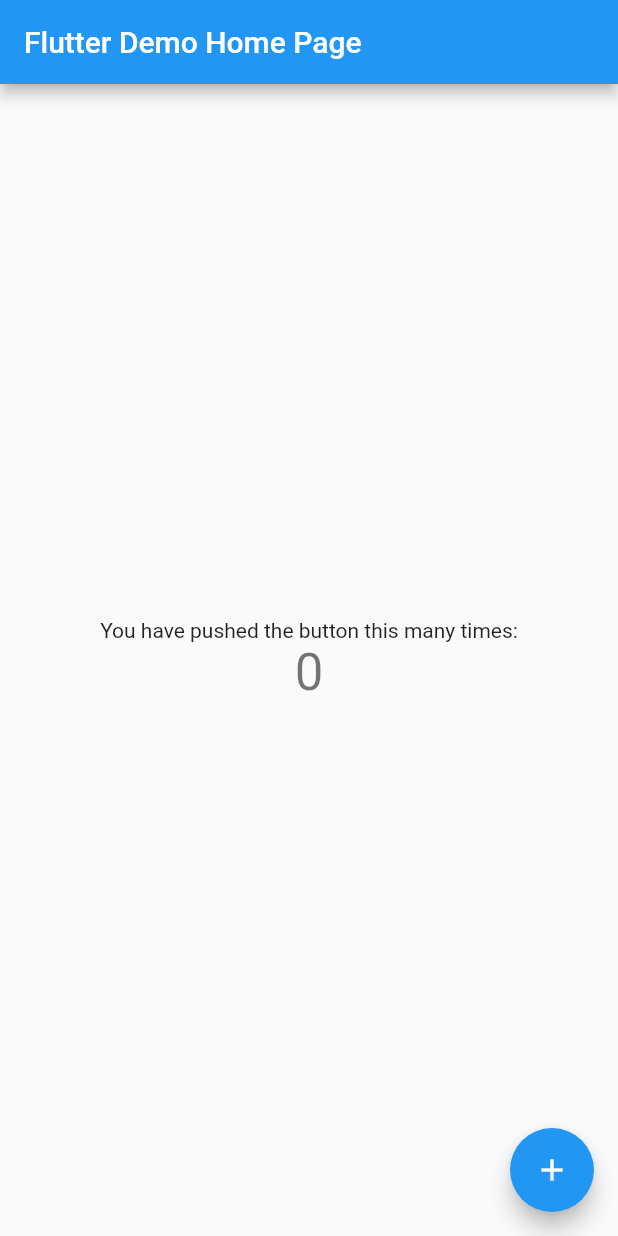
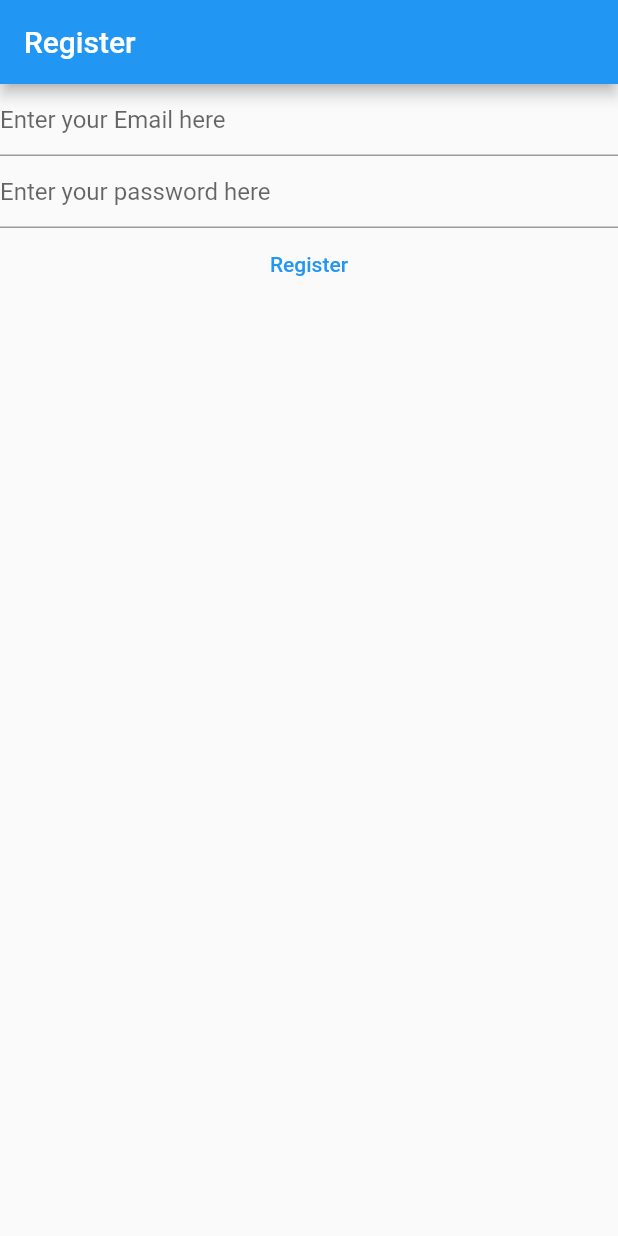
Before and after one commit to declanquinn00/Flutter-Freecodecamp-Course-Development, a Flutter app: the screen it shows after launch, on a phone screen of 412 x 824 dp. Run offline on Flutter 3.47's test engine with Material 2 defaults, Android fonts, the phone set to English and light mode, and no system bars; our stand-ins replace firebase_auth, firebase_core; accounts and stored records are empty.

Commit message:
Created a user login screen

```diff
--- a/lib/main.dart
+++ b/lib/main.dart
@@ -1,115 +1,99 @@
+import 'package:firebase_core/firebase_core.dart';
 import 'package:flutter/material.dart';
+import 'package:firebase_auth/firebase_auth.dart';
+import 'firebase_options.dart';
 
 void main() {
-  runApp(const MyApp());
+  WidgetsFlutterBinding.ensureInitialized(); // ensure firebase gets initialized
+  runApp(MaterialApp(
+      title: 'Flutter Demo',
+      theme: ThemeData(
+
+        primarySwatch: Colors.blue,
+      ),
+      home: const HomePage(),
+    ),);
 }
 
-class MyApp extends StatelessWidget {
-  const MyApp({Key? key}) : super(key: key);
+class HomePage extends StatefulWidget {
+  const HomePage({ Key? key }) : super(key: key);
 
-  // This widget is the root of your application.
   @override
-  Widget build(BuildContext context) {
-    return MaterialApp(
-      title: 'Flutter Demo',
-      theme: ThemeData(
-        // This is the theme of your application.
-        //
-        // Try running your application with "flutter run". You'll see the
-        // application has a blue toolbar. Then, without quitting the app, try
-        // changing the primarySwatch below to Colors.green and then invoke
-        // "hot reload" (press "r" in the console where you ran "flutter run",
-        // or simply save your changes to "hot reload" in a Flutter IDE).
-        // Notice that the counter didn't reset back to zero; the application
-        // is not restarted.
-        primarySwatch: Colors.blue,
-      ),
-      home: const MyHomePage(title: 'Flutter Demo Home Page'),
-    );
-  }
+  State<HomePage> createState() => _HomePageState();
 }
 
-class MyHomePage extends StatefulWidget {
-  const MyHomePage({Key? key, required this.title}) : super(key: key);
+class _HomePageState extends State<HomePage> {
 
-  // This widget is the home page of your application. It is stateful, meaning
-  // that it has a State object (defined below) that contains fields that affect
-  // how it looks.
-
-  // This class is the configuration for the state. It holds the values (in this
-  // case the title) provided by the parent (in this case the App widget) and
-  // used by the build method of the State. Fields in a Widget subclass are
-  // always marked "final".
-
-  final String title;
+  late final TextEditingController _email; //Value of email will be generated later
+  late final TextEditingController _password;
 
   @override
-  State<MyHomePage> createState() => _MyHomePageState();
-}
+  void initState() { //Initialise variables
+    _email = TextEditingController();
+    _password = TextEditingController();
+    super.initState();
+  }
 
-class _MyHomePageState extends State<MyHomePage> {
-  int _counter = 0;
-
-  void _incrementCounter() {
-    setState(() {
-      // This call to setState tells the Flutter framework that something has
-      // changed in this State, which causes it to rerun the build method below
-      // so that the display can reflect the updated values. If we changed
-      // _counter without calling setState(), then the build method would not be
-      // called again, and so nothing would appear to happen.
-      _counter++;
-    });
+  @override //Dispose of variables when finished Very important!!
+  void dispose(){
+    _email.dispose();
+    _password.dispose();
+    super.dispose();
   }
 
   @override
   Widget build(BuildContext context) {
-    // This method is rerun every time setState is called, for instance as done
-    // by the _incrementCounter method above.
-    //
-    // The Flutter framework has been optimized to make rerunning build methods
-    // fast, so that you can just rebuild anything that needs updating rather
-    // than having to individually change instances of widgets.
+
     return Scaffold(
       appBar: AppBar(
-        // Here we take the value from the MyHomePage object that was created by
-        // the App.build method, and use it to set our appbar title.
-        title: Text(widget.title),
+        title: const Text('Register'),
+        ),
+      body: FutureBuilder(  // run future value then build widget
+        future: Firebase.initializeApp(
+                    options: DefaultFirebaseOptions.currentPlatform,
+                ),
+        builder:(context, snapshot) { // snapshot is a state returns the result of our future
+          switch (snapshot.connectionState){ // What do we do while connecting
+            case ConnectionState.done:
+              return Column(
+                children: [
+                  TextField(
+                    controller: _email, // Linked to our TextEditingController _email
+                    keyboardType: TextInputType.emailAddress, // Necessary fields for email!!!
+                    enableSuggestions: false,
+                    autocorrect: false,
+                    decoration: InputDecoration(  // Decoration allows a hintText that dissapears when user starts typing
+                      hintText: 'Enter your Email here',
+                    )
+                  ),
+                  TextField(
+                    controller: _password,
+                    obscureText: true,  // Necessary fields for password text Fields!!!
+                    enableSuggestions: false,
+                    autocorrect: false,
+                    decoration: InputDecoration(
+                      hintText: 'Enter your password here',
+                    )
+                  ),
+                  TextButton(
+                    onPressed: () async{
+
+                      final email = _email.text; // gets the text from _email controller
+                      final password = _password.text;
+
+                      final userCredential = await FirebaseAuth.instance.createUserWithEmailAndPassword(email: (email), password: password);
+                      print(userCredential);
+                    },
+                    child: const Text('Register'),
+                  ),
+                ],
+              );
+          default:
+            return const Text('Loading...');
+          }
+
+        },
       ),
-      body: Center(
-        // Center is a layout widget. It takes a single child and positions it
-        // in the middle of the parent.
-        child: Column(
-          // Column is also a layout widget. It takes a list of children and
-          // arranges them vertically. By default, it sizes itself to fit its
-          // children horizontally, and tries to be as tall as its parent.
-          //
-          // Invoke "debug painting" (press "p" in the console, choose the
-          // "Toggle Debug Paint" action from the Flutter Inspector in Android
-          // Studio, or the "Toggle Debug Paint" command in Visual Studio Code)
-          // to see the wireframe for each widget.
-          //
-          // Column has various properties to control how it sizes itself and
-          // how it positions its children. Here we use mainAxisAlignment to
-          // center the children vertically; the main axis here is the vertical
-          // axis because Columns are vertical (the cross axis would be
-          // horizontal).
-          mainAxisAlignment: MainAxisAlignment.center,
-          children: <Widget>[
-            const Text(
-              'You have pushed the button this many times:',
-            ),
-            Text(
-              '$_counter',
-              style: Theme.of(context).textTheme.headline4,
-            ),
-          ],
-        ),
-      ),
-      floatingActionButton: FloatingActionButton(
-        onPressed: _incrementCounter,
-        tooltip: 'Increment',
-        child: const Icon(Icons.add),
-      ), // This trailing comma makes auto-formatting nicer for build methods.
     );
   }
 }
```
Also changed, not shown: lib/firebase_options.dart (added), 3 other files.
